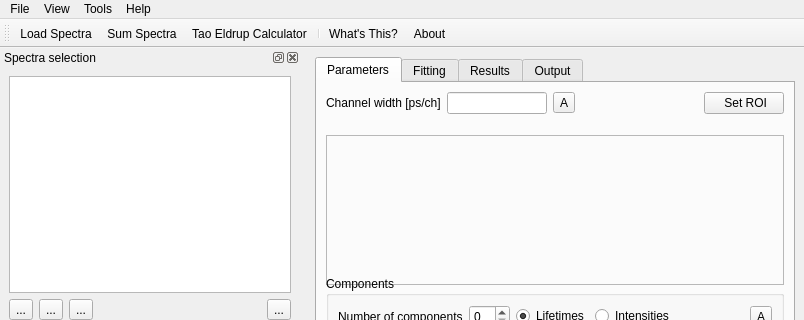
The window that PAScualGUI.ui (cpascual/PAScual) describes before a commit, drawn with Qt 5; both pictures show x 0 to 804 and y 0 to 320 of the 804 by 638 pixel window.
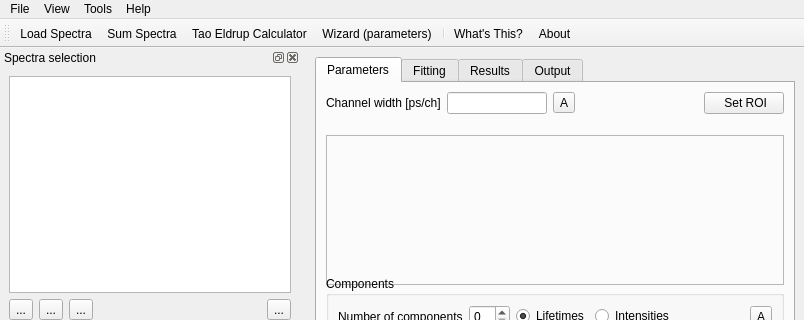
The same window after the commit. Icons and pictures are not drawn.

Commit message: Added Parameter Wizard for setting parameters. It is called automatically when loading files and can also be called manually via tools menu or app button. ParamWizard takes care of setting all params except for the components. It autocalculates background from ROI. Some minor changes to ROISelectorDlg.py in order to reuse it for the Wizard

```diff
--- a/PAScualGUI.ui
+++ b/PAScualGUI.ui
@@ -1264,6 +1264,7 @@
    <addaction name="actionLoad_Spectra" />
    <addaction name="actionSum_Spectra" />
    <addaction name="actionTao_Eldrup_Calculator" />
+   <addaction name="actionParamWizard" />
    <addaction name="separator" />
    <addaction name="actionWhat_s_This" />
    <addaction name="actionAbout" />
@@ -1397,6 +1398,15 @@
     <string>Check for Updates</string>
    </property>
   </action>
+  <action name="actionParamWizard" >
+   <property name="icon" >
+    <iconset resource="PAScual.qrc" >
+     <normaloff>:/Icons/icons/mine/Wizard.png</normaloff>:/Icons/icons/mine/Wizard.png</iconset>
+   </property>
+   <property name="text" >
+    <string>Wizard (parameters)</string>
+   </property>
+  </action>
  </widget>
  <resources>
   <include location="PAScual.qrc" />
```
Left out of the diff: 3 changed lines with no effect on the pictures. The commit also changes 11 other files.
